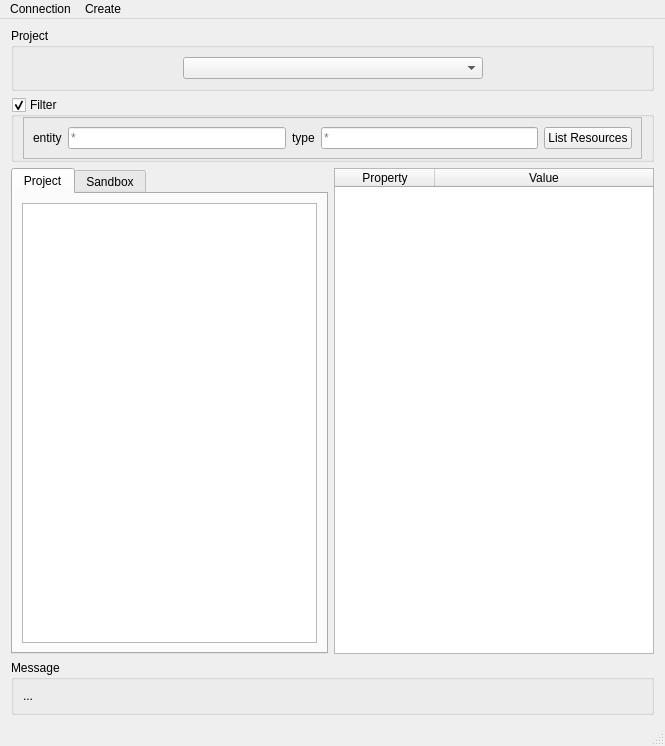
Qt form gui/main_window.ui (dddjef/pulse) before a commit.
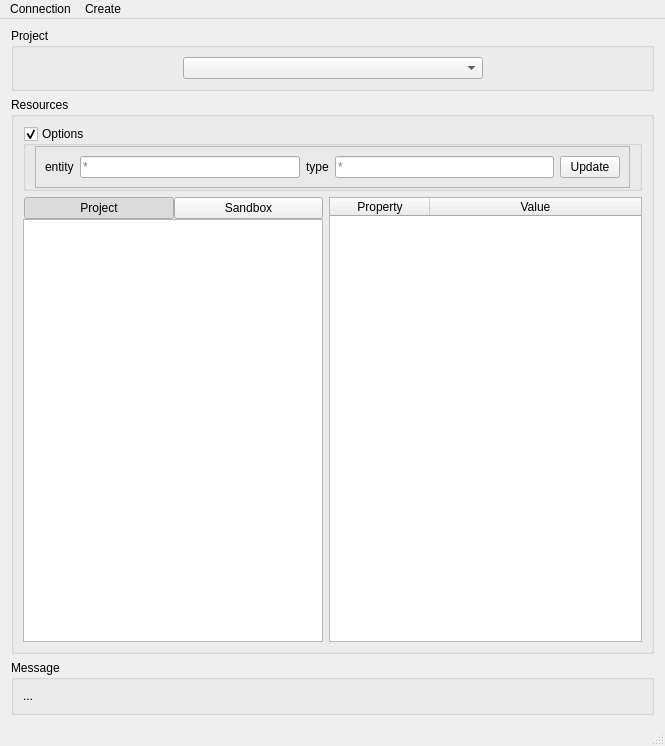
The same form after that commit. The open tabs and pages were chosen to show the change.

Commit message: unified treeview panels code simplification

The edit to the form file:
```diff
--- a/gui/main_window.ui
+++ b/gui/main_window.ui
@@ -73,6 +73,12 @@
      </widget>
     </item>
     <item>
+     <widget class="QGroupBox" name="resources_groupBox">
+      <property name="title">
+       <string>Resources</string>
+      </property>
+      <layout class="QVBoxLayout" name="verticalLayout_2">
+       <item>
      <widget class="QGroupBox" name="filter_groupBox">
       <property name="maximumSize">
        <size>
@@ -81,7 +87,7 @@
        </size>
       </property>
       <property name="title">
-       <string>Filter</string>
+          <string>Options</string>
       </property>
       <property name="flat">
        <bool>true</bool>
@@ -89,6 +95,9 @@
       <property name="checkable">
        <bool>true</bool>
       </property>
+         <property name="checked">
+          <bool>true</bool>
+         </property>
       <layout class="QGridLayout" name="gridLayout">
        <property name="topMargin">
         <number>0</number>
@@ -141,77 +150,95 @@
           </item>
           <item>
            <widget class="QPushButton" name="listResources_pushButton">
-            <property name="text">
-             <string>List Resources</string>
-            </property>
-           </widget>
-          </item>
-         </layout>
-        </widget>
-       </item>
-      </layout>
-     </widget>
-    </item>
-    <item>
-     <layout class="QHBoxLayout" name="main_layout">
-      <item>
-       <widget class="QTabWidget" name="tabWidget">
-        <property name="maximumSize">
-         <size>
-          <width>317</width>
-          <height>16777215</height>
-         </size>
-        </property>
-        <property name="currentIndex">
-         <number>1</number>
-        </property>
-        <widget class="QWidget" name="project_tab">
          <property name="sizePolicy">
-          <sizepolicy hsizetype="Expanding" vsizetype="Preferred">
+                <sizepolicy hsizetype="Fixed" vsizetype="Fixed">
            <horstretch>0</horstretch>
            <verstretch>0</verstretch>
           </sizepolicy>
          </property>
-         <attribute name="title">
-          <string>Project</string>
-         </attribute>
-         <layout class="QHBoxLayout" name="horizontalLayout">
-          <item>
-           <widget class="QTreeWidget" name="project_treeWidget">
             <property name="maximumSize">
              <size>
-              <width>300</width>
+                 <width>60</width>
               <height>16777215</height>
              </size>
             </property>
-            <property name="rootIsDecorated">
-             <bool>true</bool>
-            </property>
-            <property name="headerHidden">
-             <bool>true</bool>
-            </property>
-            <column>
              <property name="text">
-              <string>projet</string>
-             </property>
-            </column>
+                <string>Update</string>
+               </property>
            </widget>
           </item>
          </layout>
         </widget>
-        <widget class="QWidget" name="sandbox_tab">
-         <attribute name="title">
+          </item>
+         </layout>
+        </widget>
+       </item>
+       <item>
+        <layout class="QHBoxLayout" name="main_layout">
+         <item>
+          <layout class="QVBoxLayout" name="verticalLayout_3">
+           <property name="spacing">
+            <number>0</number>
+           </property>
+           <property name="sizeConstraint">
+            <enum>QLayout::SetMaximumSize</enum>
+           </property>
+           <item>
+            <layout class="QHBoxLayout" name="horizontalLayout_5" stretch="0,0">
+             <property name="spacing">
+              <number>0</number>
+             </property>
+             <property name="leftMargin">
+              <number>1</number>
+             </property>
+             <property name="rightMargin">
+              <number>0</number>
+             </property>
+             <property name="bottomMargin">
+              <number>0</number>
+             </property>
+             <item>
+              <widget class="QPushButton" name="project_pushButton">
+               <property name="text">
+                <string>Project</string>
+               </property>
+               <property name="checkable">
+                <bool>true</bool>
+               </property>
+               <property name="checked">
+                <bool>true</bool>
+               </property>
+               <attribute name="buttonGroup">
+                <string notr="true">mode_buttonGroup</string>
+               </attribute>
+              </widget>
+             </item>
+             <item>
+              <widget class="QPushButton" name="sandbox_pushButton">
+               <property name="text">
           <string>Sandbox</string>
-         </attribute>
-         <layout class="QHBoxLayout" name="horizontalLayout_6">
+               </property>
+               <property name="checkable">
+                <bool>true</bool>
+               </property>
+               <attribute name="buttonGroup">
+                <string notr="true">mode_buttonGroup</string>
+               </attribute>
+              </widget>
+             </item>
+            </layout>
+           </item>
           <item>
-           <widget class="QTreeWidget" name="sandbox_treeWidget">
+            <widget class="QTreeWidget" name="current_treeWidget">
             <property name="maximumSize">
              <size>
               <width>300</width>
               <height>16777215</height>
              </size>
             </property>
+             <property name="lineWidth">
+              <number>1</number>
+             </property>
             <property name="rootIsDecorated">
              <bool>true</bool>
             </property>
@@ -226,8 +253,6 @@
            </widget>
           </item>
          </layout>
-        </widget>
-       </widget>
       </item>
       <item>
        <widget class="QTableWidget" name="current_tableWidget">
@@ -260,6 +285,9 @@
       </item>
      </layout>
     </item>
+      </layout>
+     </widget>
+    </item>
     <item>
      <widget class="QGroupBox" name="groupBox_2">
       <property name="title">
```
Left out of the diff: 3 changed lines with no effect on the pictures. Lines whose indentation alone changed are shown as unchanged. The commit also changes 2 other files.
